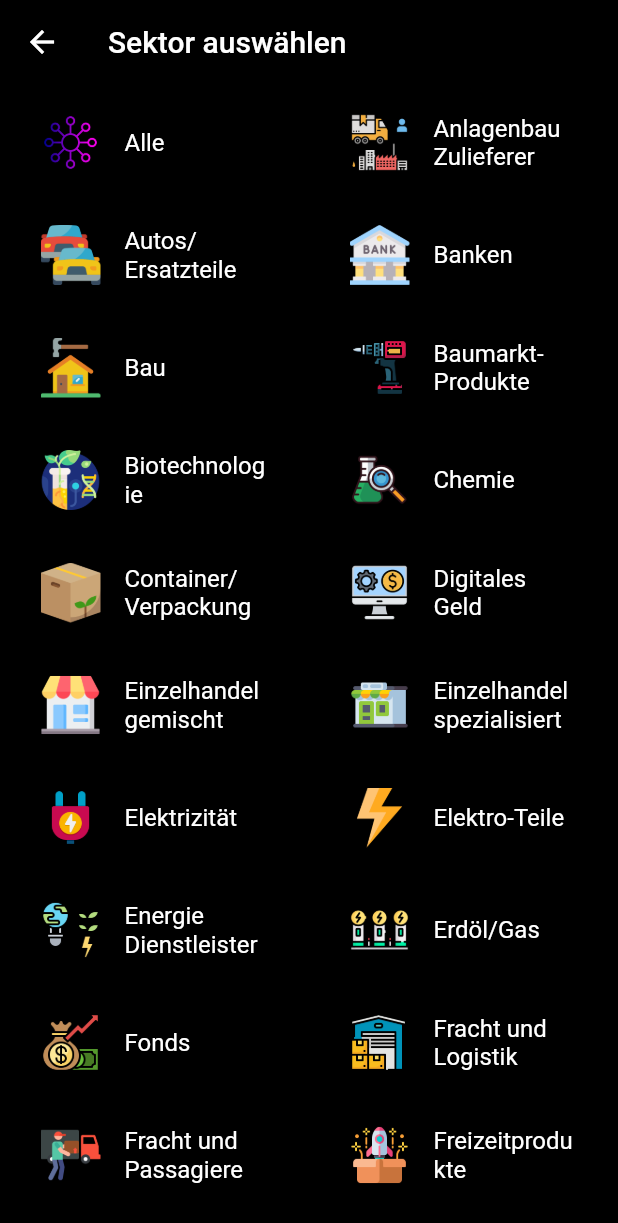
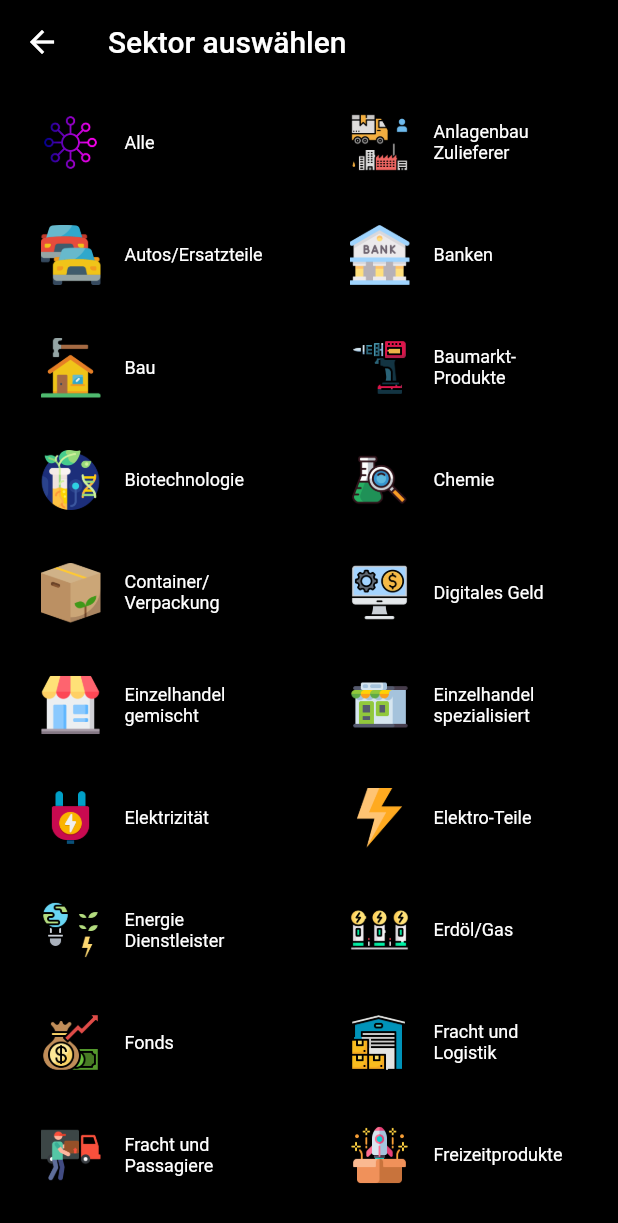
Before and after one commit to najamlodhi1/aktientool, a Flutter app: the screen it shows after launch, after a tap on "Sektor", on a phone screen of 412 x 824 dp. Shown: the top 1223 px of the screen. Run offline on Flutter 3.47's test engine with Material 2 defaults, Android fonts, the phone set to English and light mode, and no system bars; our stand-ins replace cloud_firestore, firebase_core, url_strategy; accounts and stored records are empty.

Commit message:
change view

```diff
--- a/lib/searcharea/country.dart
+++ b/lib/searcharea/country.dart
@@ -76,7 +76,7 @@ class _CountryState extends State<Country> {
         );
       },
       child: SizedBox(
-        width: 200,
+        width: 180,
         child: Card(
           shape: RoundedRectangleBorder(
             borderRadius: BorderRadius.circular(15.0),
@@ -88,7 +88,7 @@ class _CountryState extends State<Country> {
               const ListTile(
                 title: Text("Land",
                     style: TextStyle(
-                        color: Color.fromARGB(255, 69, 69, 69), fontSize: 18)),
+                        color: Color.fromARGB(255, 69, 69, 69), fontSize: 15)),
                 subtitle: Text("eingeben",
                     style: TextStyle(
                         color: Colors.black,
--- a/lib/searcharea/country_select.dart
+++ b/lib/searcharea/country_select.dart
@@ -101,7 +101,7 @@ class _CountrySelectState extends State<CountrySelect> {
               ),
               title: Text(
                 generatedCountrieFromList[index]['name'],
-                style: const TextStyle(color: Colors.white),
+                style: const TextStyle(fontSize: 12, color: Colors.white),
               ),
             ));
       },
--- a/lib/searcharea/marketcap.dart
+++ b/lib/searcharea/marketcap.dart
@@ -27,7 +27,7 @@ class _MarketcapState extends State<Marketcap> {
 
   Widget marketCap() {
     return SizedBox(
-      width: 200,
+      width: 180,
       child: Card(
         shape: RoundedRectangleBorder(
           borderRadius: BorderRadius.circular(15.0),
@@ -39,17 +39,17 @@ class _MarketcapState extends State<Marketcap> {
             ListTile(
               title: const Text("Marktapitalisierung",
                   style: TextStyle(
-                      color: Color.fromARGB(255, 69, 69, 69), fontSize: 18)),
+                      color: Color.fromARGB(255, 69, 69, 69), fontSize: 15)),
               subtitle: Text(text_marketcap,
                   style: const TextStyle(
                       color: Colors.black,
-                      fontSize: 18,
+                      fontSize: 15,
                       fontWeight: FontWeight.bold)),
             ),
             Container(
               child: ToggleButtons(
                 constraints: const BoxConstraints(
-                    maxWidth: 44, minWidth: 44, minHeight: 44, maxHeight: 44),
+                    maxWidth: 34, minWidth: 34, minHeight: 34, maxHeight: 34),
                 borderWidth: 3,
                 // ignore: sort_child_properties_last
                 children: const [
--- a/lib/searcharea/sektor.dart
+++ b/lib/searcharea/sektor.dart
@@ -93,7 +93,7 @@ class _SektorState extends State<Sektor> {
         );
       },
       child: SizedBox(
-        width: 200,
+        width: 180,
         child: Card(
           shape: RoundedRectangleBorder(
             borderRadius: BorderRadius.circular(15.0),
@@ -105,11 +105,11 @@ class _SektorState extends State<Sektor> {
               const ListTile(
                 title: Text("Sektor",
                     style: TextStyle(
-                        color: Color.fromARGB(255, 69, 69, 69), fontSize: 18)),
+                        color: Color.fromARGB(255, 69, 69, 69), fontSize: 15)),
                 subtitle: Text("eingeben",
                     style: TextStyle(
                         color: Colors.black,
-                        fontSize: 18,
+                        fontSize: 15,
                         fontWeight: FontWeight.bold)),
               ),
               ButtonTheme(
--- a/lib/searcharea/sektor_select.dart
+++ b/lib/searcharea/sektor_select.dart
@@ -117,7 +117,7 @@ class _SektorSelectState extends State<SektorSelect> {
               ),
               title: Text(
                 generatedCountrieFromList[index]['name'],
-                style: const TextStyle(color: Colors.white),
+                style: const TextStyle(fontSize: 12, color: Colors.white),
               ),
             ));
       },
```
